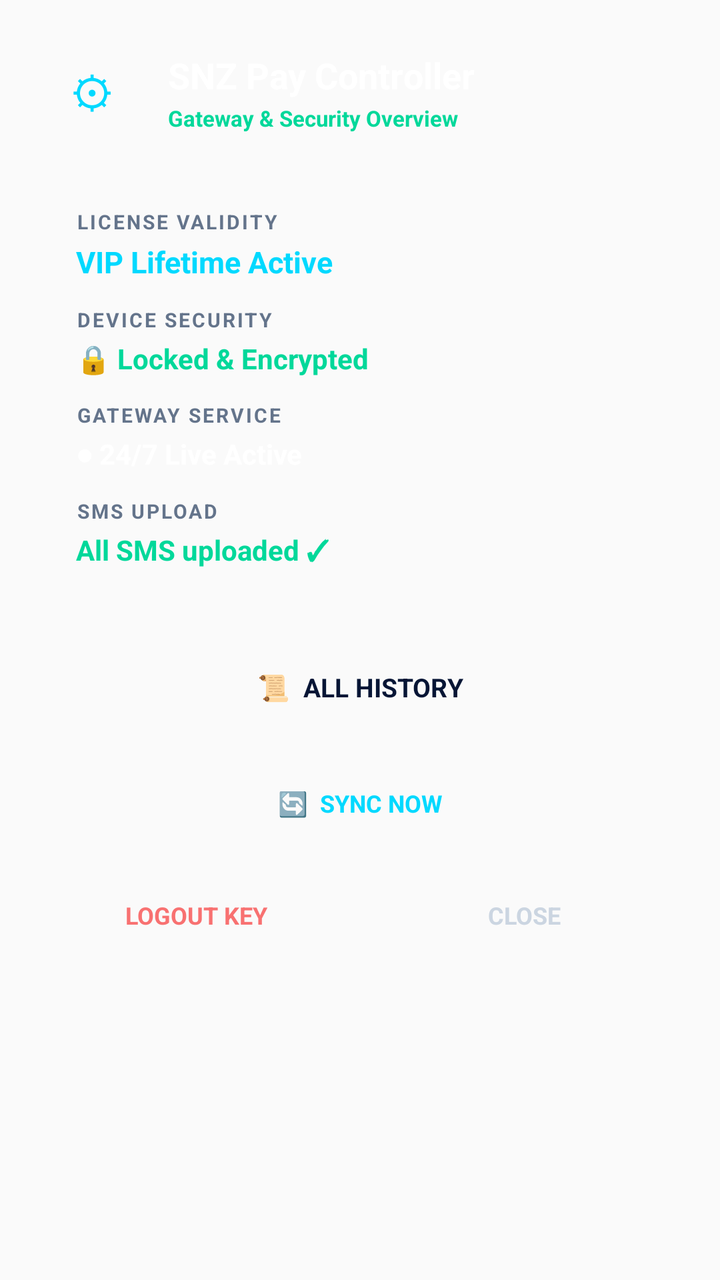
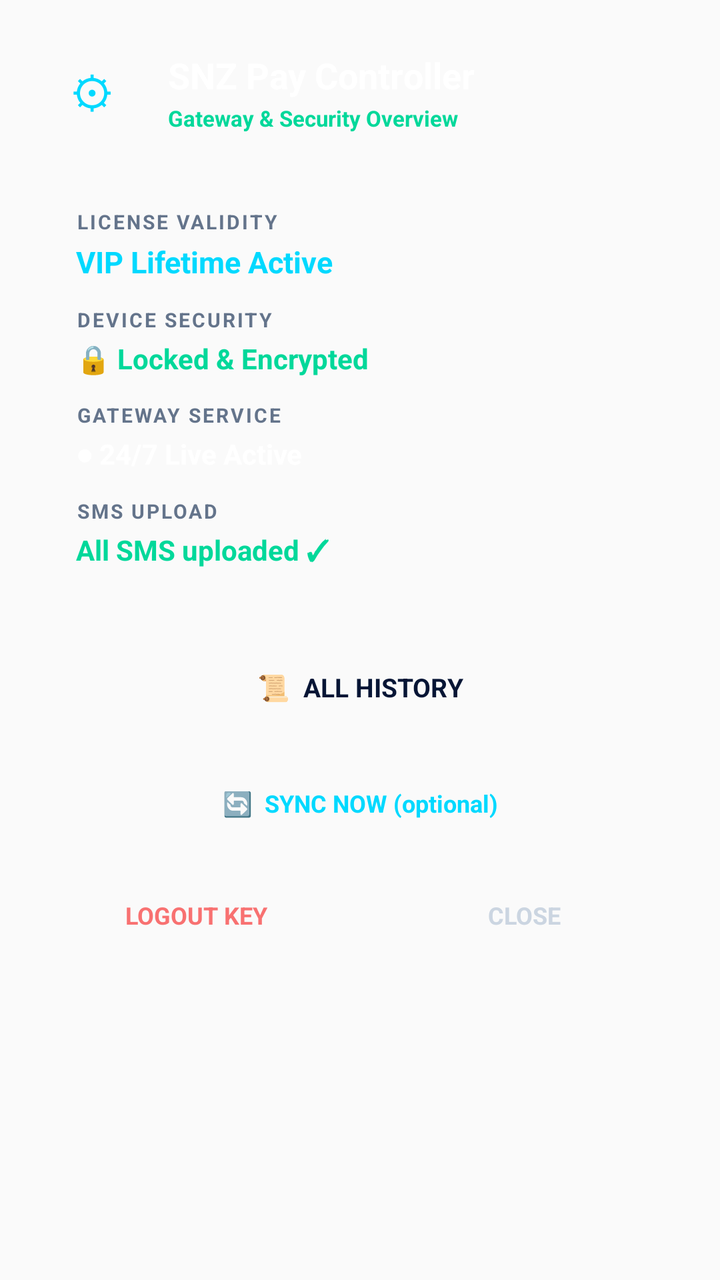

Two renders of the same Android screen: before a commit and after it. Below are the layout's source before the change and the commit's diff.
<!-- AndroidManifest.xml: application theme android:Theme.Material.Light.NoActionBar -->
<!-- res/layout/dialog_settings.xml -->
<?xml version="1.0" encoding="utf-8"?>
<LinearLayout xmlns:android="http://schemas.android.com/apk/res/android"
    android:id="@+id/settingsCard"
    android:layout_width="match_parent"
    android:layout_height="wrap_content"
    android:orientation="vertical"
    android:padding="22dp">

    
    <LinearLayout
        android:layout_width="match_parent"
        android:layout_height="wrap_content"
        android:gravity="center_vertical"
        android:orientation="horizontal">

        <TextView
            android:id="@+id/tvDialogIcon"
            android:layout_width="48dp"
            android:layout_height="48dp"
            android:gravity="center"
            android:text="⚙"
            android:textColor="#00D9FF"
            android:textSize="22sp" />

        <LinearLayout
            android:layout_width="0dp"
            android:layout_height="wrap_content"
            android:layout_weight="1"
            android:layout_marginStart="14dp"
            android:orientation="vertical">

            <TextView
                android:id="@+id/tvDialogTitle"
                android:layout_width="wrap_content"
                android:layout_height="wrap_content"
                android:text="SNZ Pay Controller"
                android:textColor="#FFFFFF"
                android:textSize="18sp"
                android:textStyle="bold" />

            <TextView
                android:layout_width="wrap_content"
                android:layout_height="wrap_content"
                android:layout_marginTop="2dp"
                android:text="Gateway &amp; Security Overview"
                android:textColor="#00D89A"
                android:textSize="11sp"
                android:textStyle="bold" />
        </LinearLayout>
    </LinearLayout>

    
    <LinearLayout
        android:id="@+id/settingsInfo"
        android:layout_width="match_parent"
        android:layout_height="wrap_content"
        android:layout_marginTop="18dp"
        android:orientation="vertical"
        android:padding="16dp">

        <TextView android:layout_width="wrap_content" android:layout_height="wrap_content"
            android:text="LICENSE VALIDITY" android:textColor="#64748B" android:textSize="10sp"
            android:textStyle="bold" android:letterSpacing="0.1" />
        <TextView
            android:id="@+id/tvDialogValidity"
            android:layout_width="wrap_content"
            android:layout_height="wrap_content"
            android:layout_marginTop="3dp"
            android:text="VIP Lifetime Active"
            android:textColor="#00D9FF"
            android:textSize="15sp"
            android:textStyle="bold" />

        <TextView android:layout_width="wrap_content" android:layout_height="wrap_content"
            android:layout_marginTop="12dp"
            android:text="DEVICE SECURITY" android:textColor="#64748B" android:textSize="10sp"
            android:textStyle="bold" android:letterSpacing="0.1" />
        <TextView android:layout_width="wrap_content" android:layout_height="wrap_content"
            android:layout_marginTop="3dp"
            android:text="🔒 Locked &amp; Encrypted" android:textColor="#00D89A" android:textSize="14sp"
            android:textStyle="bold" />

        <TextView android:layout_width="wrap_content" android:layout_height="wrap_content"
            android:layout_marginTop="12dp"
            android:text="GATEWAY SERVICE" android:textColor="#64748B" android:textSize="10sp"
            android:textStyle="bold" android:letterSpacing="0.1" />
        <TextView android:layout_width="wrap_content" android:layout_height="wrap_content"
            android:layout_marginTop="3dp"
            android:text="● 24/7 Live Active" android:textColor="#FFFFFF" android:textSize="14sp"
            android:textStyle="bold" />

        <TextView android:layout_width="wrap_content" android:layout_height="wrap_content"
            android:layout_marginTop="12dp"
            android:text="SMS UPLOAD" android:textColor="#64748B" android:textSize="10sp"
            android:textStyle="bold" android:letterSpacing="0.1" />
        <TextView
            android:id="@+id/tvDialogSync"
            android:layout_width="wrap_content"
            android:layout_height="wrap_content"
            android:layout_marginTop="3dp"
            android:text="All SMS uploaded ✓"
            android:textColor="#00D89A"
            android:textSize="14sp"
            android:textStyle="bold" />
    </LinearLayout>

    
    <TextView
        android:id="@+id/btnDialogHistory"
        android:layout_width="match_parent"
        android:layout_height="50dp"
        android:layout_marginTop="18dp"
        android:gravity="center"
        android:text="📜  ALL HISTORY"
        android:textColor="#061535"
        android:textSize="13sp"
        android:textStyle="bold" />

    <TextView
        android:id="@+id/btnDialogSyncNow"
        android:layout_width="match_parent"
        android:layout_height="46dp"
        android:layout_marginTop="10dp"
        android:gravity="center"
        android:text="🔄  SYNC NOW"
        android:textColor="#00D9FF"
        android:textSize="12sp"
        android:textStyle="bold" />

    <LinearLayout
        android:layout_width="match_parent"
        android:layout_height="wrap_content"
        android:layout_marginTop="10dp"
        android:orientation="horizontal">

        <TextView
            android:id="@+id/btnDialogLogout"
            android:layout_width="0dp"
            android:layout_height="46dp"
            android:layout_weight="1"
            android:layout_marginEnd="6dp"
            android:gravity="center"
            android:text="LOGOUT KEY"
            android:textColor="#F87171"
            android:textSize="12sp"
            android:textStyle="bold" />

        <TextView
            android:id="@+id/btnDialogClose"
            android:layout_width="0dp"
            android:layout_height="46dp"
            android:layout_weight="1"
            android:layout_marginStart="6dp"
            android:gravity="center"
            android:text="CLOSE"
            android:textColor="#CBD5E1"
            android:textSize="12sp"
            android:textStyle="bold" />
    </LinearLayout>
</LinearLayout>
<!-- resources referenced by this layout -->
<resources>

</resources>

<!-- the commit's change to res/layout/dialog_settings.xml (unified diff, before → after) -->
@@ -122,7 +122,7 @@
         android:layout_height="46dp"
         android:layout_marginTop="10dp"
         android:gravity="center"
-        android:text="🔄  SYNC NOW"
+        android:text="🔄  SYNC NOW (optional)"
         android:textColor="#00D9FF"
         android:textSize="12sp"
         android:textStyle="bold" />
